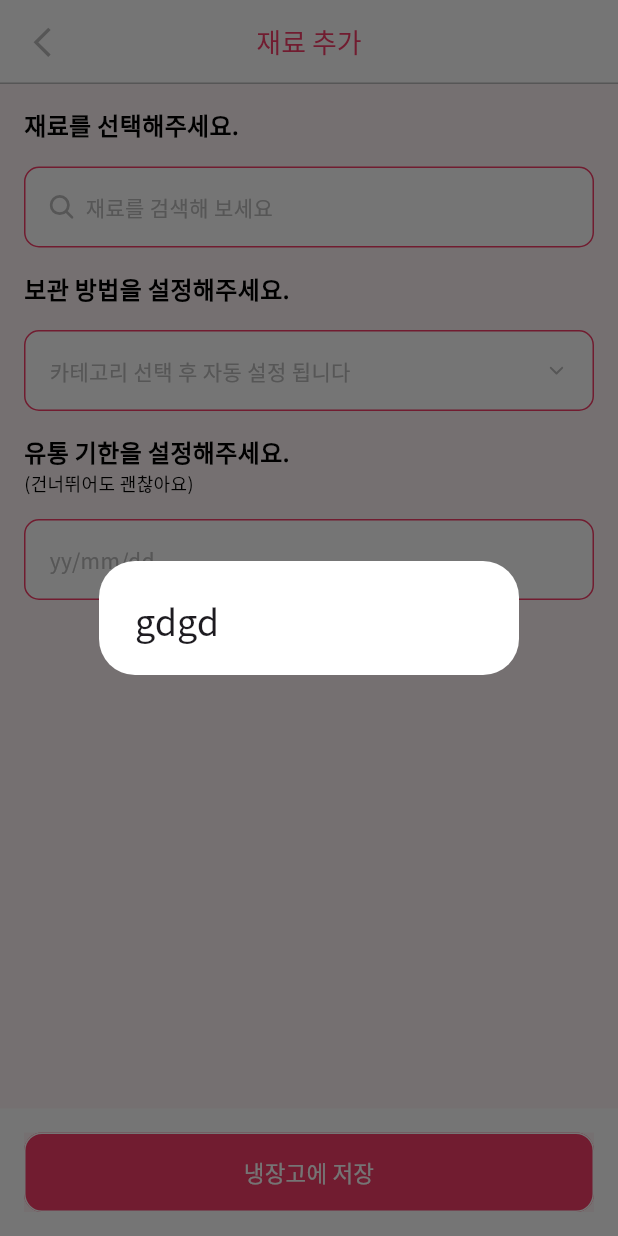
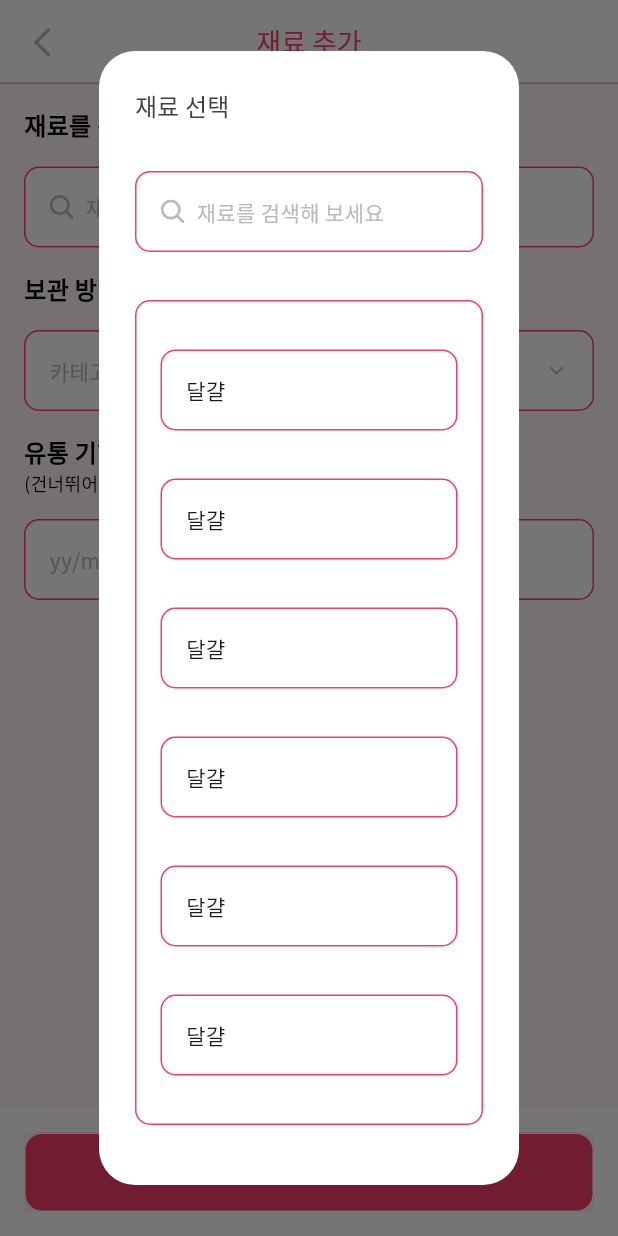
Before and after one commit to NAENG-MEH-CHU/naeng-meh-chu-app, a Flutter app: the FoodAddScreen screen opened directly, after a tap on "재료를 검색해 보세요", on a phone screen of 412 x 824 dp. Run offline on Flutter 3.47's test engine with Material 3 defaults, Android fonts, the phone set to English and light mode, and no system bars; our stand-ins replace firebase_core, flutter_dotenv, flutter_riverpod, flutter_secure_storage, flutter_svg, google_sign_in and 2 more; missing offline and left inert: flutter_naver_login; accounts and stored records are empty; generated files the repository leaves out were written again.

Commit message:
[Feat] 재료 선택 다이어로그 생성 (#15)

```diff
--- a/lib/core/action_sheet/show_action_sheet.dart
+++ b/lib/core/action_sheet/show_action_sheet.dart
@@ -1,11 +1,11 @@
 import 'package:flutter/material.dart';
-import 'package:naeng_meh_chu/core/dialog/primary_dialog.dart';
+import 'package:naeng_meh_chu/core/dialog/food_select_dialog.dart';
 
 void showFoodSelectActionSheet(BuildContext context) {
   showDialog(
     context: context,
     builder: (BuildContext context) {
-      return PrimaryDialog(title: Text('gdgd'),);
+      return const FoodSelectDialog();
     },
   );
 }
--- a/lib/core/base/base_dialog.dart
+++ b/lib/core/base/base_dialog.dart
@@ -3,6 +3,8 @@ import 'package:flutter/cupertino.dart';
 abstract class BaseDialog {
   Widget? get title;
 
+  TextStyle? get titleTextStyle;
+
   Widget? get content;
 
   List<Widget>? get actions;
--- /dev/null
+++ b/lib/core/dialog/food_select_dialog.dart
@@ -0,0 +1,61 @@
+import 'package:flutter/cupertino.dart';
+import 'package:flutter_riverpod/flutter_riverpod.dart';
+import 'package:flutter_svg/svg.dart';
+import 'package:naeng_meh_chu/core/dialog/primary_dialog.dart';
+import 'package:naeng_meh_chu/presentation/food_add/view/food_add_box.dart';
+
+import '../theme/naeng_meh_chu_theme_color.dart';
+import '../theme/naeng_meh_chu_theme_text_style.dart';
+
+class FoodSelectDialog extends ConsumerWidget {
+  const FoodSelectDialog({super.key});
+
+  @override
+  Widget build(BuildContext context, WidgetRef ref) {
+    return PrimaryDialog(
+      title: const Text('재료 선택'),
+      titleTextStyle: NaengMehChuThemeTextStyle.gray1Medium16,
+      content: SingleChildScrollView(
+        child: Column(
+          children: [
+            FoodAddBox(
+              child: Row(
+                children: [
+                  GestureDetector(
+                    child: SizedBox(
+                      width: 16.0,
+                      height: 16.0,
+                      child: SvgPicture.asset(
+                        'assets/icon/ic_search.svg',
+                        colorFilter: const ColorFilter.mode(
+                            NaengMehChuThemeColor.gray2, BlendMode.srcIn),
+                      ),
+                    ),
+                  ),
+                  const SizedBox(
+                    width: 8.0,
+                  ),
+                  const Text(
+                    '재료를 검색해 보세요',
+                    style: NaengMehChuThemeTextStyle.gray2Medium14,
+                  ),
+                ],
+              ),
+            ),
+            const FoodAddBox(
+                child: Column(
+              children: [
+                FoodAddBox(child: Text('달걀')),
+                FoodAddBox(child: Text('달걀')),
+                FoodAddBox(child: Text('달걀')),
+                FoodAddBox(child: Text('달걀')),
+                FoodAddBox(child: Text('달걀')),
+                FoodAddBox(child: Text('달걀')),
+              ],
+            ))
+          ],
+        ),
+      ),
+    );
+  }
+}
--- a/lib/core/dialog/primary_dialog.dart
+++ b/lib/core/dialog/primary_dialog.dart
@@ -6,10 +6,12 @@ import '../base/base_dialog.dart';
 
 class PrimaryDialog extends ConsumerWidget implements BaseDialog {
   const PrimaryDialog(
-      {super.key, this.title, this.content, this.actions});
+      {super.key, this.title, this.titleTextStyle, this.content, this.actions});
 
   @override
   final Widget? title;
+  @override
+  final TextStyle? titleTextStyle;
   @override
   final Widget? content;
   @override
@@ -19,6 +21,7 @@ class PrimaryDialog extends ConsumerWidget implements BaseDialog {
   Widget build(BuildContext context, WidgetRef ref) {
     return AlertDialog(
       title: title,
+      titleTextStyle: titleTextStyle,
       content: content,
       actions: actions,
       backgroundColor: NaengMehChuThemeColor.white,
--- a/lib/core/theme/naeng_meh_chu_theme_text_style.dart
+++ b/lib/core/theme/naeng_meh_chu_theme_text_style.dart
@@ -53,7 +53,6 @@ class NaengMehChuThemeTextStyle {
       fontSize: 12,
       fontWeight: FontWeight.w400);
 
-
   static const TextStyle gray1Bold12 = TextStyle(
       color: NaengMehChuThemeColor.gray1,
       fontSize: 12,
@@ -63,6 +62,11 @@ class NaengMehChuThemeTextStyle {
       color: NaengMehChuThemeColor.gray1,
       fontSize: 14,
       fontWeight: FontWeight.w400);
+
+  static const TextStyle gray1Medium16 = TextStyle(
+    color: NaengMehChuThemeColor.gray1,
+    fontSize: 16,
+  );
 
   static const TextStyle gray2Medium10 = TextStyle(
     color: NaengMehChuThemeColor.gray2,
```
